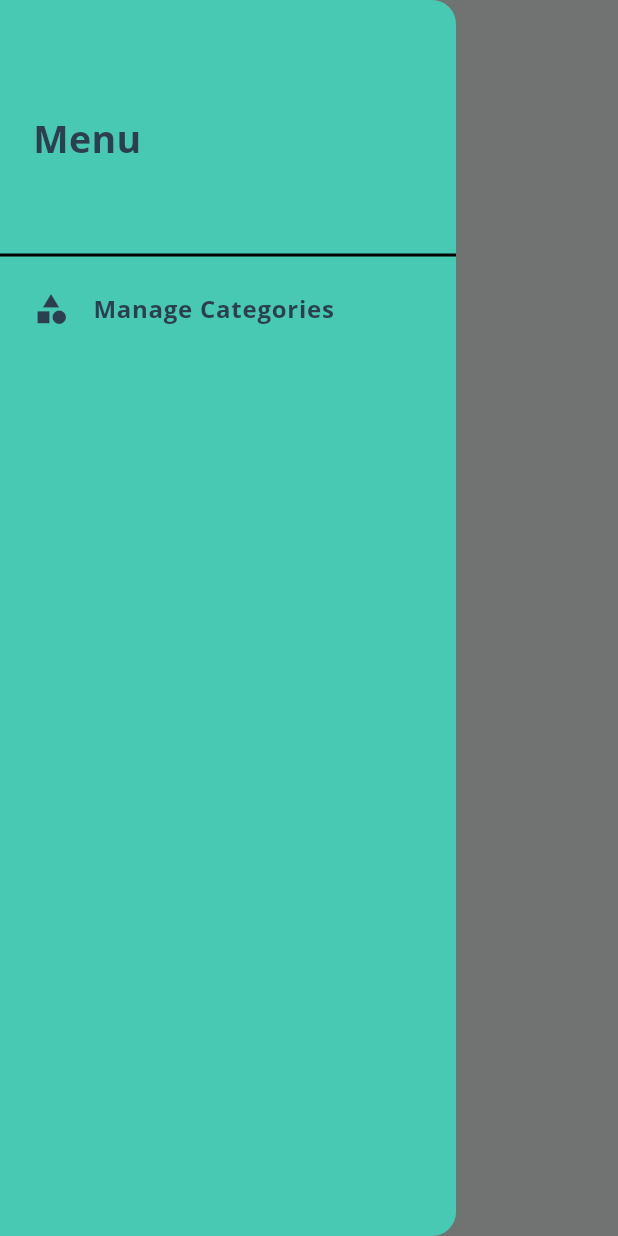
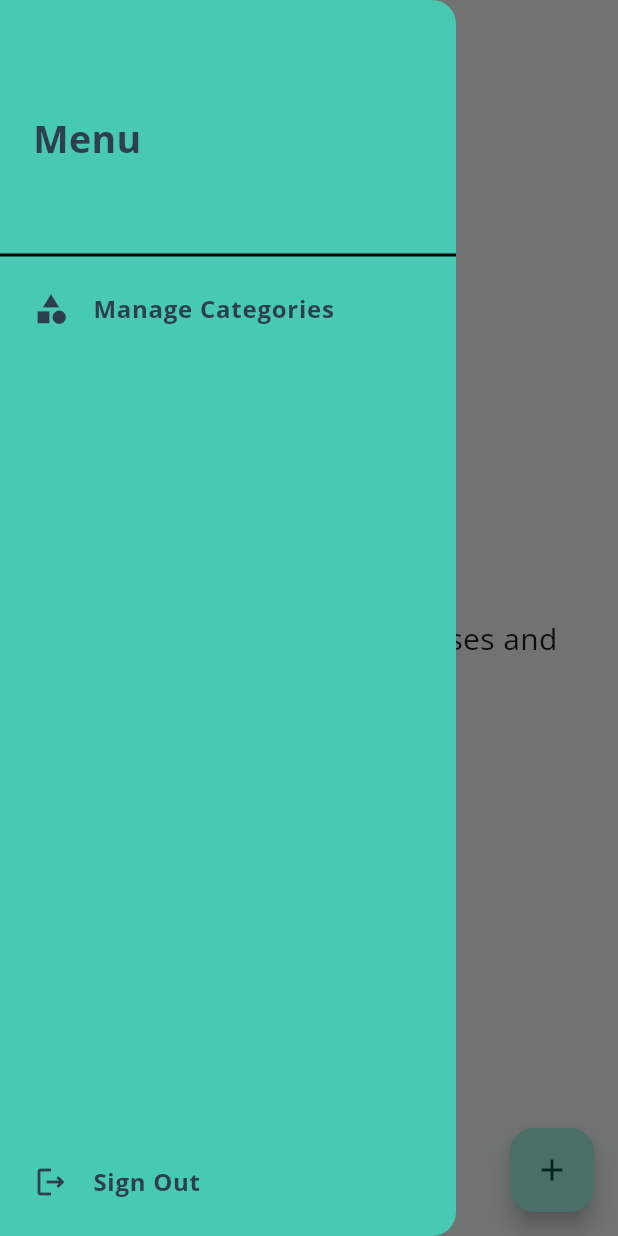
Before and after one commit to vinhelper/flow_funds, a Flutter app: the screen it shows once a user with an empty profile is signed in, with the side drawer open, on a phone screen of 412 x 824 dp. Run offline on Flutter 3.47's test engine with Material 3 defaults, Android fonts, the phone set to English and light mode, and no system bars; our stand-ins replace cloud_firestore, firebase_auth, firebase_core, google_fonts, localstorage; accounts and stored records are empty; network calls fail.

Commit message:
FEAT: Add expense model, expense provider, and expense page (not functional)

```diff
--- a/lib/main.dart
+++ b/lib/main.dart
@@ -1,5 +1,6 @@
 import 'package:flow_funds/pages/auth_page.dart';
 import 'package:flow_funds/providers/category_provider.dart';
+import 'package:flow_funds/providers/expense_provider.dart';
 import 'package:flutter/material.dart';
 import 'package:google_fonts/google_fonts.dart';
 import 'package:firebase_core/firebase_core.dart';
@@ -22,6 +23,7 @@ class MyApp extends StatelessWidget {
     return MultiProvider(
       providers: [
         ChangeNotifierProvider(create: (context) => CategoryProvider()),
+        ChangeNotifierProvider(create: (context) => ExpenseProvider()),
       ],
       child: MaterialApp(
         debugShowCheckedModeBanner: false,
--- a/lib/pages/auth_page.dart
+++ b/lib/pages/auth_page.dart
@@ -1,6 +1,7 @@
 import 'package:flow_funds/pages/home_page.dart';
 import 'package:flow_funds/pages/login_or_register.dart';
 import 'package:flow_funds/providers/category_provider.dart';
+import 'package:flow_funds/providers/expense_provider.dart';
 import 'package:flutter/material.dart';
 import 'package:firebase_auth/firebase_auth.dart';
 import 'package:localstorage/localstorage.dart';
@@ -20,12 +21,22 @@ class _AuthPageState extends State<AuthPage> {
       body: StreamBuilder(
         stream: FirebaseAuth.instance.authStateChanges(),
         builder: (context, snapshot) {
+          if (snapshot.hasError) {
+            return Center(child: Text('Something went wrong!'));
+          }
+
+          if (snapshot.connectionState == ConnectionState.waiting) {
+            return Center(child: CircularProgressIndicator());
+          }
+
           if (snapshot.hasData) {
             localStorage.setItem("uid", snapshot.data!.uid);
             Provider.of<CategoryProvider>(
               context,
               listen: false,
             ).loadCategories();
+            Provider.of<ExpenseProvider>(context, listen: false).loadExpenses();
+
             return HomePage();
           } else {
             return LoginOrRegister(initialHasAccount: true);
--- a/lib/pages/home_page.dart
+++ b/lib/pages/home_page.dart
@@ -1,14 +1,40 @@
 import 'package:firebase_auth/firebase_auth.dart';
+import 'package:flow_funds/pages/add_expenses_page.dart';
 import 'package:flow_funds/pages/category_page.dart';
-import 'package:flow_funds/providers/category_provider.dart';
+import 'package:flow_funds/providers/expense_provider.dart';
+import 'package:flow_funds/shared/loading_icon_dialog.dart';
 import 'package:flutter/material.dart';
 import 'package:provider/provider.dart';
 
-class HomePage extends StatelessWidget {
+class HomePage extends StatefulWidget {
   const HomePage({super.key});
 
-  void signOut(BuildContext context) async {
+  @override
+  State<HomePage> createState() => _HomePageState();
+}
+
+class _HomePageState extends State<HomePage>
+    with SingleTickerProviderStateMixin {
+  late AnimationController iconController;
+  bool _isDialogShowing = false;
+
+  void signOut() async {
     await FirebaseAuth.instance.signOut();
+  }
+
+  @override
+  void dispose() {
+    iconController.dispose();
+    super.dispose();
+  }
+
+  @override
+  void initState() {
+    super.initState();
+    iconController = AnimationController(
+      duration: const Duration(seconds: 2),
+      vsync: this,
+    )..repeat(reverse: true);
   }
 
   @override
@@ -36,7 +62,11 @@ class HomePage extends StatelessWidget {
 
             Divider(color: Colors.black, thickness: 2),
 
-            Column(
+            Expanded(
+              child: Padding(
+                padding: const EdgeInsets.only(bottom: 8.0),
+                child: Column(
+                  mainAxisAlignment: MainAxisAlignment.spaceBetween,
                   children: [
                     ListTile(
                       contentPadding: EdgeInsets.only(left: 22),
@@ -51,27 +81,100 @@ class HomePage extends StatelessWidget {
                       onTap: () {
                         Navigator.of(context).pop();
                         Navigator.of(context).push(
-                      MaterialPageRoute(builder: (context) => CategoryPage()),
+                          MaterialPageRoute(
+                            builder: (context) => CategoryPage(),
+                          ),
                         );
                       },
                     ),
-              ],
+
+                    ListTile(
+                      contentPadding: EdgeInsets.only(left: 22),
+                      title: Text(
+                        "Sign Out",
+                        style: TextStyle(
+                          fontWeight: FontWeight.bold,
+                          color: Color(0xFF2C3E50),
+                        ),
+                      ),
+                      leading: Icon(
+                        Icons.logout_outlined,
+                        color: Color(0xFF2C3E50),
+                      ),
+                      onTap: signOut,
                     ),
                   ],
                 ),
               ),
-      body: Column(
-        mainAxisAlignment: MainAxisAlignment.spaceBetween,
-        children: [
-          Center(
-            child: ElevatedButton(
-              onPressed: () {
-                signOut(context);
-              },
-              child: Text("Sign Out"),
+            ),
+          ],
         ),
       ),
+      body: Consumer<ExpenseProvider>(
+        builder: (context, provider, child) {
+          if (provider.isLoading && !_isDialogShowing) {
+            _isDialogShowing = true;
+            WidgetsBinding.instance.addPostFrameCallback((_) {
+              showDialog(
+                context: context,
+                builder: (context) {
+                  return Center(
+                    child: Container(
+                      width: 120.0,
+                      height: 120.0,
+                      decoration: BoxDecoration(
+                        color: Colors.white,
+                        borderRadius: BorderRadius.circular(12.0),
+                      ),
+                      child: Center(
+                        child: Column(
+                          mainAxisSize: MainAxisSize.min,
+                          children: [
+                            IconRotationTransition(controller: iconController),
+                            SizedBox(height: 10),
+                            const Text(
+                              'Loading...',
+                              style: TextStyle(fontWeight: FontWeight.bold),
+                            ),
                           ],
+                        ),
+                      ),
+                    ),
+                  );
+                },
+              );
+            });
+          } else {
+            if (mounted && _isDialogShowing) {
+              _isDialogShowing = false;
+              Navigator.of(context).pop();
+            }
+          }
+
+          if (provider.expenses.isNotEmpty) {
+            return Text("Not Empty");
+          } else {
+            return Center(
+              child: Padding(
+                padding: const EdgeInsets.all(12.0),
+                child: Text(
+                  "Click + to add recent expenses and monitor them",
+                  textAlign: TextAlign.center,
+                  softWrap: true,
+                  style: TextStyle(fontSize: 20),
+                ),
+              ),
+            );
+          }
+        },
+      ),
+      floatingActionButton: FloatingActionButton(
+        onPressed: () {
+          Navigator.of(
+            context,
+          ).push(MaterialPageRoute(builder: (context) => AddExpensesPage()));
+        },
+        child: Icon(Icons.add),
       ),
     );
   }
--- /dev/null
+++ b/lib/providers/expense_provider.dart
@@ -0,0 +1,60 @@
+import 'package:flow_funds/models/expense_model.dart';
+import 'package:flutter/material.dart';
+import 'package:cloud_firestore/cloud_firestore.dart';
+import 'package:localstorage/localstorage.dart';
+
+class ExpenseProvider with ChangeNotifier {
+  List<Expense> _expenses = [];
+  List<Expense> get expenses => _expenses;
+  bool _isLoading = false;
+
+  bool get isLoading => _isLoading;
+
+  Future<void> loadExpenses() async {
+    String? uid = localStorage.getItem("uid");
+    try {
+      _isLoading = true;
+      DocumentSnapshot docs =
+          await FirebaseFirestore.instance.collection('users').doc(uid).get();
+
+      if (docs.exists) {
+        var collectionData = docs.data() as Map<String, dynamic>;
+        if (collectionData.containsKey('expenses')) {
+          List<dynamic> storedExpenses = docs.get('expenses');
+          _expenses =
+              storedExpenses.map((item) => Expense.fromJson(item)).toList();
+        } else {
+          _expenses = [];
+        }
+        notifyListeners();
+      } else {
+        _expenses = [];
+      }
+      _isLoading = false;
+      notifyListeners();
+    } catch (e) {
+      print("Error loading expenses: $e");
+      _isLoading = false;
+      _expenses = []; // Ensure expenses are empty on error
+      notifyListeners();
+    }
+  }
+
+  void _saveExpenses() async {
+    String? uid = localStorage.getItem("uid");
+    List jsonList = _expenses.map((expense) => expense.toJson()).toList();
+    await FirebaseFirestore.instance.collection("users").doc(uid).set({
+      "expenses": jsonList,
+    }, SetOptions(merge: true));
+  }
+
+  void addExpense(Expense item) {
+    _expenses.add(item);
+    notifyListeners();
+  }
+
+  void deleteExpense(String id) {
+    _expenses.removeWhere((expense) => expense.id == id);
+    notifyListeners();
+  }
+}
--- a/lib/shared/on_boarding_text_field.dart
+++ b/lib/shared/on_boarding_text_field.dart
@@ -3,14 +3,14 @@ import 'package:flutter/material.dart';
 class OnBoardingTextField extends StatelessWidget {
   final bool inputObscureText;
   final String inputLabel;
-  final Icon inputIcons;
+  final Icon? inputIcons;
   final TextEditingController inputController;
 
   const OnBoardingTextField({
     super.key,
     required this.inputLabel,
     required this.inputObscureText,
-    required this.inputIcons,
+    this.inputIcons,
     required this.inputController,
   });
 
```
Also changed, not shown: lib/models/expense_model.dart (+24 -2 lines), lib/pages/add_expenses_page.dart (added, +97 -0 lines), lib/pages/category_page.dart (+10 -2 lines). Lines whose indentation alone changed are shown as unchanged.
